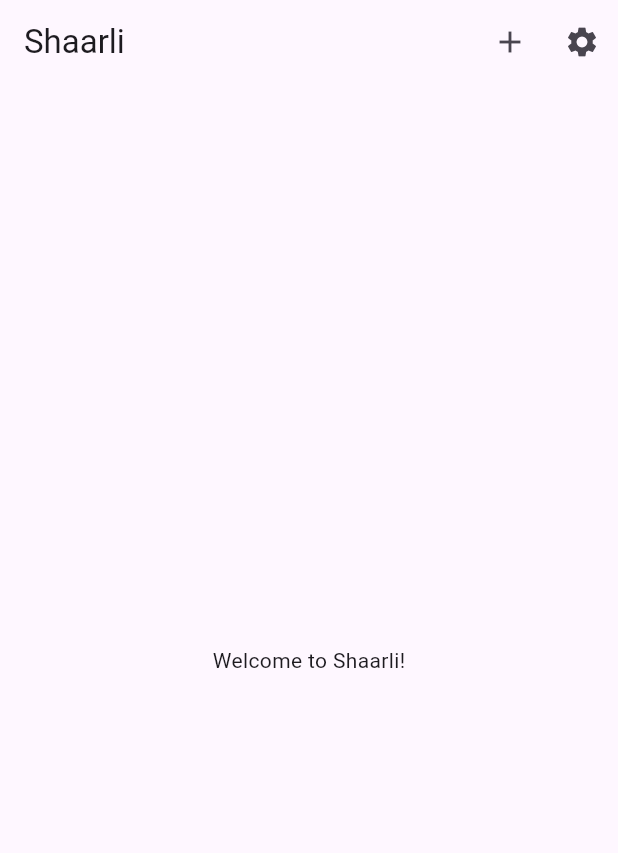
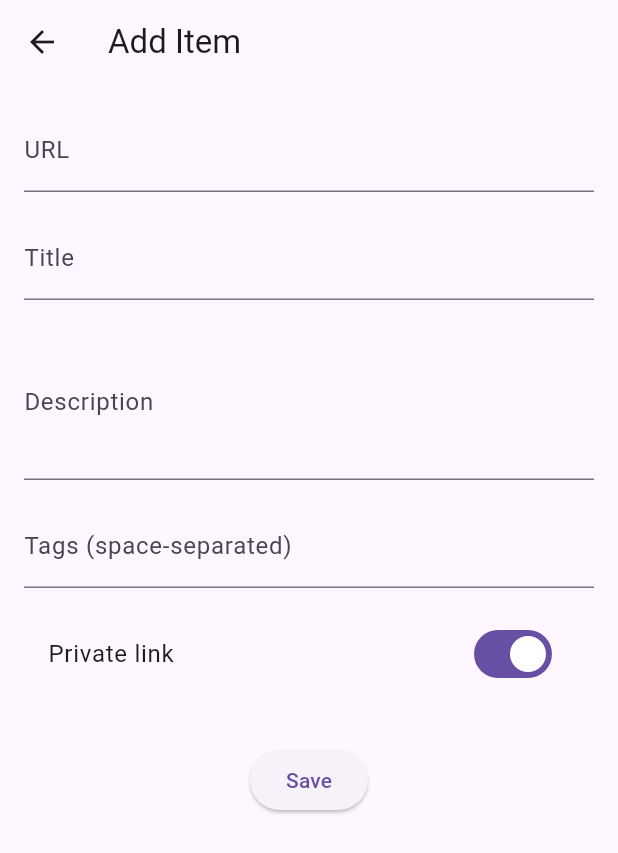
Before and after one commit to k997/shaarli_android, a Flutter app: the screen it shows after launch, after a tap on the "add" icon, on a phone screen of 412 x 824 dp. Shown: the top 853 px of the screen. Run offline on Flutter 3.47's test engine with Material 3 defaults, Android fonts, the phone set to English and light mode, and no system bars; our stand-ins replace flutter_secure_storage; missing offline and left inert: dart_jsonwebtoken, share_handler; statements that could not run were skipped.

Commit message:
feat: Implement add item functionality with metadata fetching

```diff
--- /dev/null
+++ b/lib/add_item_page.dart
@@ -0,0 +1,195 @@
+import 'dart:async';
+import 'package:flutter/material.dart';
+import 'package:flutter_secure_storage/flutter_secure_storage.dart';
+import 'package:shaarli_android/share_handler.dart' as my;
+
+class AddItemPage extends StatefulWidget {
+  const AddItemPage({super.key});
+
+  @override
+  _AddItemPageState createState() => _AddItemPageState();
+}
+
+class _AddItemPageState extends State<AddItemPage> {
+  final _formKey = GlobalKey<FormState>();
+  final _urlController = TextEditingController();
+  final _titleController = TextEditingController();
+  final _descriptionController = TextEditingController();
+  final _tagsController = TextEditingController();
+  bool _isPrivate = true;
+  bool _isSaving = false;
+  Timer? _debounce;
+
+  final _shareHandler = my.ShareHandler();
+  final _storage = const FlutterSecureStorage();
+
+  @override
+  void initState() {
+    super.initState();
+    _urlController.addListener(_onUrlChanged);
+  }
+
+  @override
+  void dispose() {
+    _debounce?.cancel();
+    _urlController.removeListener(_onUrlChanged);
+    _urlController.dispose();
+    _titleController.dispose();
+    _descriptionController.dispose();
+    _tagsController.dispose();
+    super.dispose();
+  }
+
+  void _onUrlChanged() {
+    if (_debounce?.isActive ?? false) _debounce!.cancel();
+    _debounce = Timer(const Duration(seconds: 1), () {
+      _fetchUrlMetadata();
+    });
+  }
+
+  void _fetchUrlMetadata() async {
+    final url = _urlController.text.trim();
+    if (url.isNotEmpty && Uri.tryParse(url)?.isAbsolute == true) {
+      final fetchedData = await _shareHandler.fetchTitleAndDescription(url);
+      if (mounted) {
+        setState(() {
+          _titleController.text = fetchedData['title'] ?? '';
+          _descriptionController.text = fetchedData['description'] ?? '';
+        });
+      }
+    }
+  }
+
+  Future<void> _saveItem() async {
+    if (_formKey.currentState!.validate()) {
+      setState(() {
+        _isSaving = true;
+      });
+
+      final shaarliUrl = await _storage.read(key: 'shaarli_url');
+      final token = await _storage.read(key: 'shaarli_token');
+
+      if (shaarliUrl == null || token == null) {
+        ScaffoldMessenger.of(context).showSnackBar(
+          const SnackBar(content: Text('Please configure Shaarli settings first.')),
+        );
+        setState(() {
+          _isSaving = false;
+        });
+        return;
+      }
+
+      final jwt = _shareHandler.generateJwtToken(token);
+      final url = _urlController.text.trim();
+      final title = _titleController.text.trim();
+      final description = _descriptionController.text.trim();
+      final tags = _tagsController.text.split(' ').where((s) => s.isNotEmpty).toList();
+      final isNote = url.isEmpty && title.isNotEmpty;
+
+      final response = await _shareHandler.postLink(
+        shaarliUrl,
+        jwt,
+        url,
+        title,
+        description,
+        tags,
+        _isPrivate,
+        isNote: isNote,
+      );
+
+      if (mounted) {
+        if (response.statusCode == 201) {
+          Navigator.pop(context);
+          ScaffoldMessenger.of(context).showSnackBar(
+            const SnackBar(content: Text('Item saved successfully!')),
+          );
+        } else {
+          ScaffoldMessenger.of(context).showSnackBar(
+            const SnackBar(content: Text('Failed to save item.')),
+          );
+        }
+      }
+
+      setState(() {
+        _isSaving = false;
+      });
+    }
+  }
+
+  @override
+  Widget build(BuildContext context) {
+    return Scaffold(
+      appBar: AppBar(
+        title: const Text('Add Item'),
+      ),
+      body: Padding(
+        padding: const EdgeInsets.all(16.0),
+        child: Form(
+          key: _formKey,
+          child: Column(
+            children: [
+              TextFormField(
+                controller: _urlController,
+                decoration: const InputDecoration(
+                  labelText: 'URL',
+                ),
+                validator: (value) {
+                  final url = value?.trim();
+                  if (url != null && url.isNotEmpty && Uri.tryParse(url)?.isAbsolute != true) {
+                    return 'Please enter a valid URL';
+                  }
+                  return null;
+                },
+              ),
+              const SizedBox(height: 16),
+              TextFormField(
+                controller: _titleController,
+                decoration: const InputDecoration(
+                  labelText: 'Title',
+                ),
+                validator: (value) {
+                  if (_urlController.text.trim().isEmpty && (value == null || value.trim().isEmpty)) {
+                    return 'Please enter a title for the note';
+                  }
+                  return null;
+                },
+              ),
+              const SizedBox(height: 16),
+              TextFormField(
+                controller: _descriptionController,
+                decoration: const InputDecoration(
+                  labelText: 'Description',
+                ),
+                maxLines: 3,
+              ),
+              const SizedBox(height: 16),
+              TextFormField(
+                controller: _tagsController,
+                decoration: const InputDecoration(
+                  labelText: 'Tags (space-separated)',
+                ),
+              ),
+              const SizedBox(height: 16),
+              SwitchListTile(
+                title: const Text('Private link'),
+                value: _isPrivate,
+                onChanged: (value) {
+                  setState(() {
+                    _isPrivate = value;
+                  });
+                },
+              ),
+              const SizedBox(height: 32),
+              _isSaving
+                  ? const CircularProgressIndicator()
+                  : ElevatedButton(
+                      onPressed: _saveItem,
+                      child: const Text('Save'),
+                    ),
+            ],
+          ),
+        ),
+      ),
+    );
+  }
+}
--- a/lib/home_page.dart
+++ b/lib/home_page.dart
@@ -1,5 +1,6 @@
 import 'package:flutter/material.dart';
 import 'package:share_handler/share_handler.dart';
+import 'package:shaarli_android/add_item_page.dart';
 import 'package:shaarli_android/settings_page.dart';
 import 'package:shaarli_android/share_handler.dart' as my;
 
@@ -62,7 +63,10 @@
           IconButton(
             icon: const Icon(Icons.add),
             onPressed: () {
-              // TODO: Implement add link functionality
+              Navigator.push(
+                context,
+                MaterialPageRoute(builder: (context) => const AddItemPage()),
+              );
             },
           ),
           IconButton(
--- a/lib/share_handler.dart
+++ b/lib/share_handler.dart
@@ -11,18 +11,6 @@
   Future<bool> handleShare(SharedMedia media) async {
     final text = media.content ?? '';
     final url = _extractUrl(text);
-    if (url == null) {
-      return false;
-    }
-
-    String title = _extractTitle(text, url);
-    String description = '';
-
-    if (title.isEmpty) {
-      final fetchedData = await _fetchTitleAndDescription(url);
-      title = fetchedData['title'] ?? '';
-      description = fetchedData['description'] ?? '';
-    }
 
     final shaarliUrl = await _storage.read(key: 'shaarli_url');
     final token = await _storage.read(key: 'shaarli_token');
@@ -33,8 +21,24 @@
       return false;
     }
 
-    final jwt = _generateJwtToken(token);
-    final response = await _postLink(shaarliUrl, jwt, url, title, description, isPrivate);
+    final jwt = generateJwtToken(token);
+
+    if (url == null) {
+      // If no URL is found, treat it as a note.
+      final response = await postLink(shaarliUrl, jwt, '', text, '', [], isPrivate, isNote: true);
+      return response.statusCode == 201;
+    }
+
+    String title = _extractTitle(text, url);
+    String description = '';
+
+    if (title.isEmpty) {
+      final fetchedData = await fetchTitleAndDescription(url);
+      title = fetchedData['title'] ?? '';
+      description = fetchedData['description'] ?? '';
+    }
+
+    final response = await postLink(shaarliUrl, jwt, url, title, description, ['from_android'], isPrivate);
 
     return response.statusCode == 201;
   }
@@ -50,11 +54,13 @@
     return title.isNotEmpty ? title : '';
   }
 
-  Future<Map<String, String>> _fetchTitleAndDescription(String url) async {
+  Future<Map<String, String>> fetchTitleAndDescription(String url) async {
     try {
       final response = await http.get(Uri.parse(url));
       if (response.statusCode == 200) {
-        final document = html_parser.parse(response.body);
+        // Explicitly decode the body as UTF-8 to handle encoding issues.
+        final decodedBody = utf8.decode(response.bodyBytes, allowMalformed: true);
+        final document = html_parser.parse(decodedBody);
         final title = document.querySelector('title')?.text ?? '';
         final description = document.querySelector('meta[name="description"]')?.attributes['content'] ?? '';
         return {'title': title, 'description': description};
@@ -65,7 +71,7 @@
     return {'title': '', 'description': ''};
   }
 
-  String _generateJwtToken(String apiSecret) {
+  String generateJwtToken(String apiSecret) {
     final jwt = JWT(
       {
         'iat': DateTime.now().millisecondsSinceEpoch ~/ 1000,
@@ -79,20 +85,27 @@
     return token;
   }
 
-  Future<http.Response> _postLink(String shaarliUrl, String jwt, String link, String title, String description, bool isPrivate) async {
+  Future<http.Response> postLink(String shaarliUrl, String jwt, String link, String title, String description, List<String> tags, bool isPrivate, {bool isNote = false}) async {
+    final Map<String, dynamic> body = {
+      'title': title,
+      'description': description,
+      'tags': tags,
+      'private': isPrivate,
+    };
+
+    if (!isNote) {
+      body['url'] = link;
+    } else if (link.isNotEmpty) {
+       body['url'] = link;
+    }
+
     final response = await http.post(
       Uri.parse('$shaarliUrl/api/v1/links'),
       headers: {
         'Authorization': 'Bearer $jwt',
         'Content-Type': 'application/json',
       },
-      body: jsonEncode({
-        'url': link,
-        'title': title,
-        'description': description,
-        'tags': ['from_android'],
-        'private': isPrivate,
-      }),
+      body: jsonEncode(body),
     );
     return response;
   }
```
